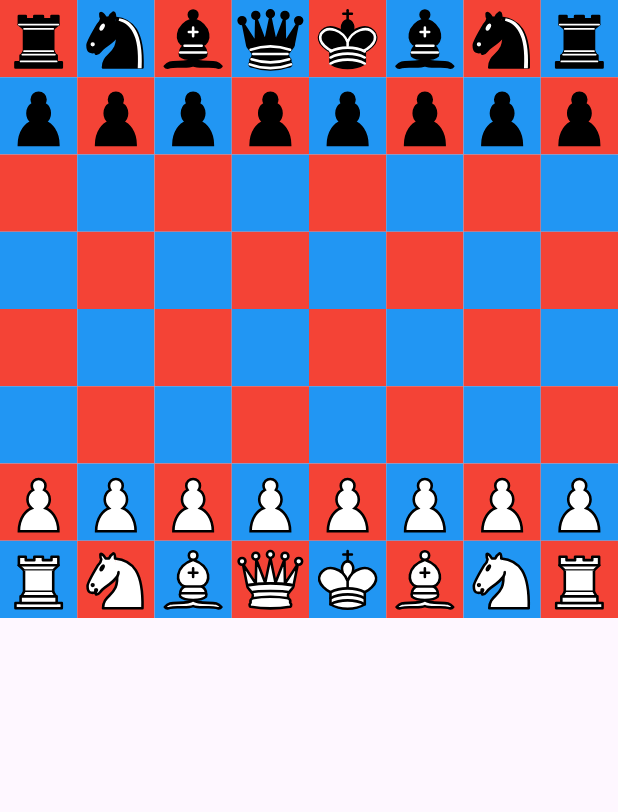
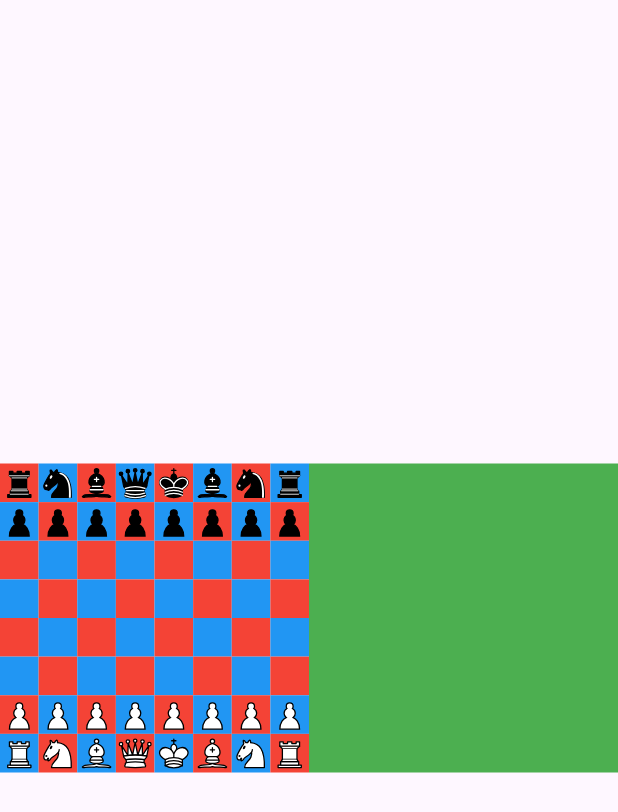
Before and after one commit to lucaslpmoura/p2p_chess, a Flutter app: the screen it shows after launch, on a phone screen of 412 x 824 dp. Shown: the top 812 px of the screen. Run offline on Flutter 3.47's test engine with Material 3 defaults, Android fonts, the phone set to English and light mode, and no system bars; our stand-ins replace flutter_svg.

Commit message:
fixing scalling isues

```diff
--- a/lib/View/chessboard.dart
+++ b/lib/View/chessboard.dart
@@ -12,24 +12,39 @@ import 'package:p2p_chess/View/promotion_widget.dart';
 
 
 class Chessboard extends StatefulWidget{
-  Chessboard({super.key});
+  double? maxSize;
+  Chessboard({super.key, this.maxSize});
 
-  State<Chessboard> createState() => _ChessboardState();
+  State<Chessboard> createState() => _ChessboardState(maxSize: maxSize);
 
 }
 
 class _ChessboardState extends State<Chessboard> {
 
-  double squareSize = 0;
-  GameController gameController = GameController(board: defaultBoard);
+
+
+  double? maxSize;
+  double squareSize = 1;
+  double? boardSize;
+
+
+
   Set<Move>? _currentMoves;
   Piece? selectedPiece;
   List<Widget>? movesWidgets;
 
+  GameController gameController = GameController(board: defaultBoard);
+
+  _ChessboardState({required this.maxSize});
+
   @override
   Widget build(BuildContext context) {
-    squareSize = MediaQuery.of(context).size.shortestSide / 8;
-    var piecesWidgets = getAllPiecesWidgets(defaultBoard, MediaQuery.of(context).size);
+    return LayoutBuilder(builder: (BuildContext context, BoxConstraints constraints) {
+      boardSize = constraints.biggest.shortestSide;
+
+      squareSize = boardSize!/8;
+
+      var piecesWidgets = getAllPiecesWidgets(defaultBoard);
 
       movesWidgets = drawPieceMoves(_currentMoves);
 
@@ -51,9 +66,22 @@ class _ChessboardState extends State<Chessboard> {
 
       //drawObjects.add(PromotionWidget(squareSize: squareSize, color: ChessColor.DARK));
 
-    return Stack(
+      return Center(
+        child: AspectRatio(
+          aspectRatio: 1,
+          child: SizedBox(
+            width: boardSize,
+            height: boardSize,
+            child: Stack(
               children: drawObjects
+            ),
+          ),
+        ),
       );
+      }
+    );
+
+
   }
 
   void getPieceMoves(Piece piece){
@@ -93,7 +121,7 @@ class _ChessboardState extends State<Chessboard> {
     });
   }
 
-  List<Widget> getAllPiecesWidgets(Board board, Size size){
+  List<Widget> getAllPiecesWidgets(Board board){
     List<Widget> piecesWidgets = [];
     for (Piece piece in board.pieces){
       piecesWidgets.add(PieceWidget(squareSize: squareSize, piece: piece, onTap: getPieceMoves));
--- a/lib/View/chessgame.dart
+++ b/lib/View/chessgame.dart
@@ -1,6 +1,7 @@
 
 import 'package:flutter/material.dart';
 import 'package:p2p_chess/View/chessboard.dart';
+import 'package:p2p_chess/View/game_info.dart';
 
 class Chessgame extends StatelessWidget{
   Chessgame();
@@ -8,7 +9,14 @@ class Chessgame extends StatelessWidget{
   @override
   Widget build (BuildContext context){
     return Scaffold(
-      body: Chessboard()
+      body: SizedBox(
+        child: Row(
+          children: [
+            Flexible(child: Chessboard()),
+            Flexible(child: GameInfo()),
+          ]
+        )
+      )
     );
   }
 
--- /dev/null
+++ b/lib/View/game_info.dart
@@ -0,0 +1,19 @@
+
+import 'package:flutter/material.dart';
+
+class GameInfo extends StatefulWidget{
+
+  GameInfo({super.key});
+
+  State<GameInfo> createState () => _GameInfoState();
+
+}
+
+class _GameInfoState extends State<GameInfo> {
+
+  Widget build(BuildContext context){
+    return LayoutBuilder(builder: (BuildContext context, BoxConstraints constraints){
+      return Container(color: Colors.green, height: constraints.biggest.shortestSide);
+    });
+  }
+}
```
Lines whose indentation alone changed are shown as unchanged.
